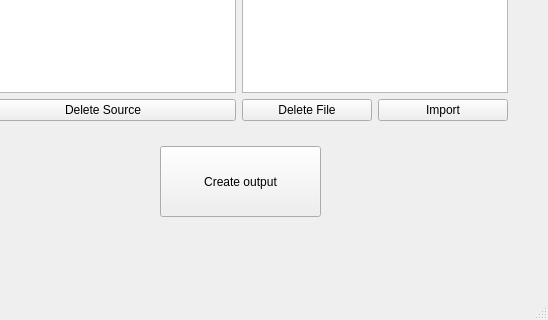
This is src/uiFile.ui in andrewh1011/project_elevate as Qt 5 draws it before an edit; both pictures show x 380 to 928 and y 174 to 494 of the 928 by 494 pixel window. The edited form follows.
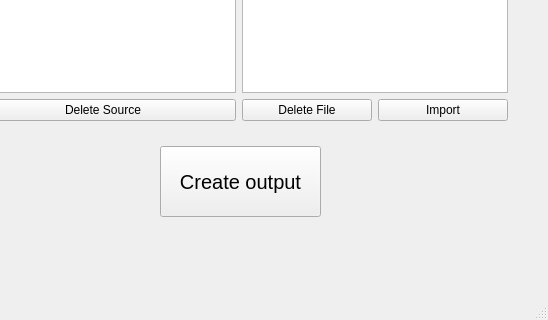
This is the edited form.

Diff of the .ui file:
```diff
--- a/src/uiFile.ui
+++ b/src/uiFile.ui
@@ -96,6 +96,7 @@
     <property name="font">
      <font>
       <family>Arial</family>
+      <pointsize>15</pointsize>
      </font>
     </property>
     <property name="styleSheet">
```
Left out of the diff: 4 changed lines with no effect on the pictures.
